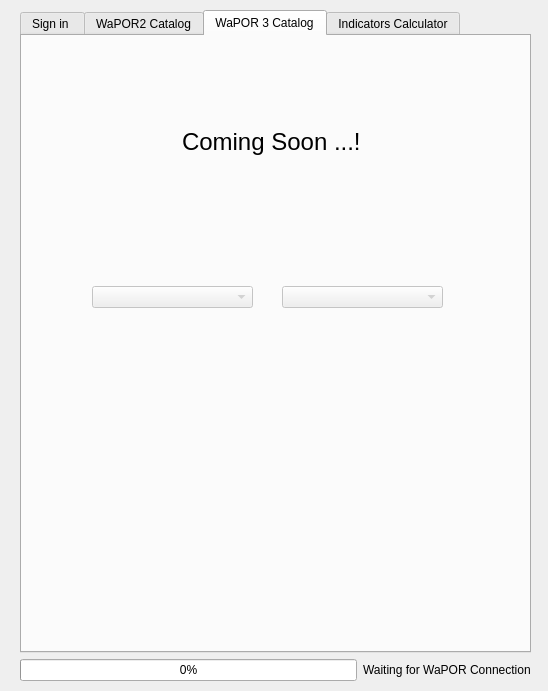
Above: wap_plugin_dialog_base.ui from WAGIS/wap_plugin before the change. Below: the same form after it.
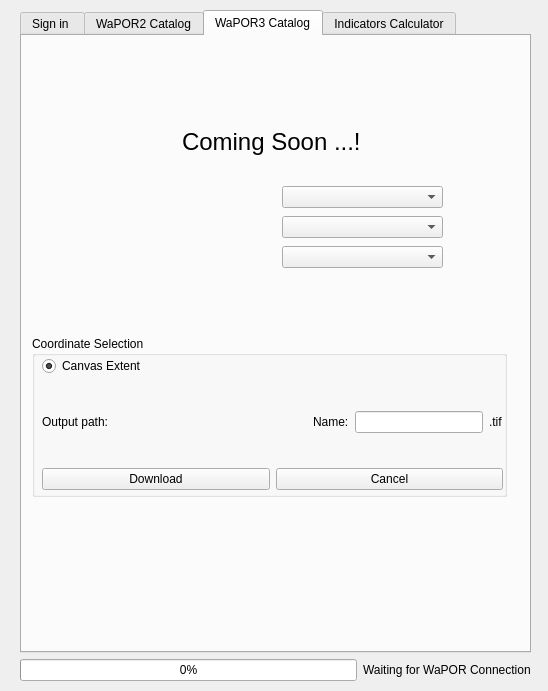
That is the form after the change. The open tabs and pages were chosen to show the change. Icons and pictures are not drawn. Custom widgets are drawn as their Qt base class.

Commit message: UI Updated to test the WAPOR 3 integration

```diff
--- a/wap_plugin_dialog_base.ui
+++ b/wap_plugin_dialog_base.ui
@@ -681,16 +681,16 @@
       </widget>
       <widget class="QWidget" name="tab">
        <attribute name="title">
-        <string>WaPOR 3 Catalog</string>
+        <string>WaPOR3 Catalog</string>
        </attribute>
        <widget class="QComboBox" name="workspace3ComboBox">
         <property name="enabled">
-         <bool>false</bool>
+         <bool>true</bool>
         </property>
         <property name="geometry">
          <rect>
-          <x>70</x>
-          <y>250</y>
+          <x>260</x>
+          <y>150</y>
           <width>161</width>
           <height>22</height>
          </rect>
@@ -698,12 +698,12 @@
        </widget>
        <widget class="QComboBox" name="mapsetComboBox">
         <property name="enabled">
-         <bool>false</bool>
+         <bool>true</bool>
         </property>
         <property name="geometry">
          <rect>
           <x>260</x>
-          <y>250</y>
+          <y>180</y>
           <width>161</width>
           <height>22</height>
          </rect>
@@ -727,6 +727,120 @@
          <string>Coming Soon ...!</string>
         </property>
        </widget>
+       <widget class="QGroupBox" name="coordinateSelectionBox_2">
+        <property name="geometry">
+         <rect>
+          <x>10</x>
+          <y>300</y>
+          <width>475</width>
+          <height>161</height>
+         </rect>
+        </property>
+        <property name="title">
+         <string>Coordinate Selection</string>
+        </property>
+        <widget class="QWidget" name="verticalLayoutWidget_5">
+         <property name="geometry">
+          <rect>
+           <x>10</x>
+           <y>20</y>
+           <width>461</width>
+           <height>134</height>
+          </rect>
+         </property>
+         <layout class="QVBoxLayout" name="verticalLayout_9" stretch="0,0,0">
+          <item>
+           <layout class="QHBoxLayout" name="horizontalLayout_26" stretch="0">
+            <item>
+             <widget class="QRadioButton" name="useCanvasCoordRadioButton_2">
+              <property name="enabled">
+               <bool>true</bool>
+              </property>
+              <property name="text">
+               <string>Canvas Extent</string>
+              </property>
+              <property name="checked">
+               <bool>true</bool>
+              </property>
+             </widget>
+            </item>
+           </layout>
+          </item>
+          <item>
+           <layout class="QHBoxLayout" name="horizontalLayout_15" stretch="0,3,0,2,0">
+            <property name="sizeConstraint">
+             <enum>QLayout::SetDefaultConstraint</enum>
+            </property>
+            <item>
+             <widget class="QLabel" name="outputPathCatalogLabel_2">
+              <property name="text">
+               <string>Output path:</string>
+              </property>
+             </widget>
+            </item>
+            <item>
+             <widget class="QgsFileWidget" name="downloadFolderExplorer_2">
+              <property name="autoFillBackground">
+               <bool>false</bool>
+              </property>
+              <property name="storageMode">
+               <enum>QgsFileWidget::GetDirectory</enum>
+              </property>
+             </widget>
+            </item>
+            <item>
+             <widget class="QLabel" name="outputNameCatalogLabel_2">
+              <property name="text">
+               <string>Name:</string>
+              </property>
+             </widget>
+            </item>
+            <item>
+             <widget class="QLineEdit" name="outputRasterName_2"/>
+            </item>
+            <item>
+             <widget class="QLabel" name="outputRasterCubeID_2">
+              <property name="text">
+               <string>.tif</string>
+              </property>
+             </widget>
+            </item>
+           </layout>
+          </item>
+          <item>
+           <layout class="QHBoxLayout" name="horizontalLayout_29">
+            <item>
+             <widget class="QPushButton" name="downloadButton_2">
+              <property name="text">
+               <string>Download</string>
+              </property>
+             </widget>
+            </item>
+            <item>
+             <widget class="QPushButton" name="cancelButton_2">
+              <property name="text">
+               <string>Cancel</string>
+              </property>
+             </widget>
+            </item>
+           </layout>
+          </item>
+         </layout>
+        </widget>
+       </widget>
+       <widget class="QComboBox" name="rasterComboBox">
+        <property name="enabled">
+         <bool>true</bool>
+        </property>
+        <property name="geometry">
+         <rect>
+          <x>260</x>
+          <y>210</y>
+          <width>161</width>
+          <height>22</height>
+         </rect>
+        </property>
+       </widget>
       </widget>
       <widget class="QWidget" name="indicTab">
        <attribute name="title">
```
